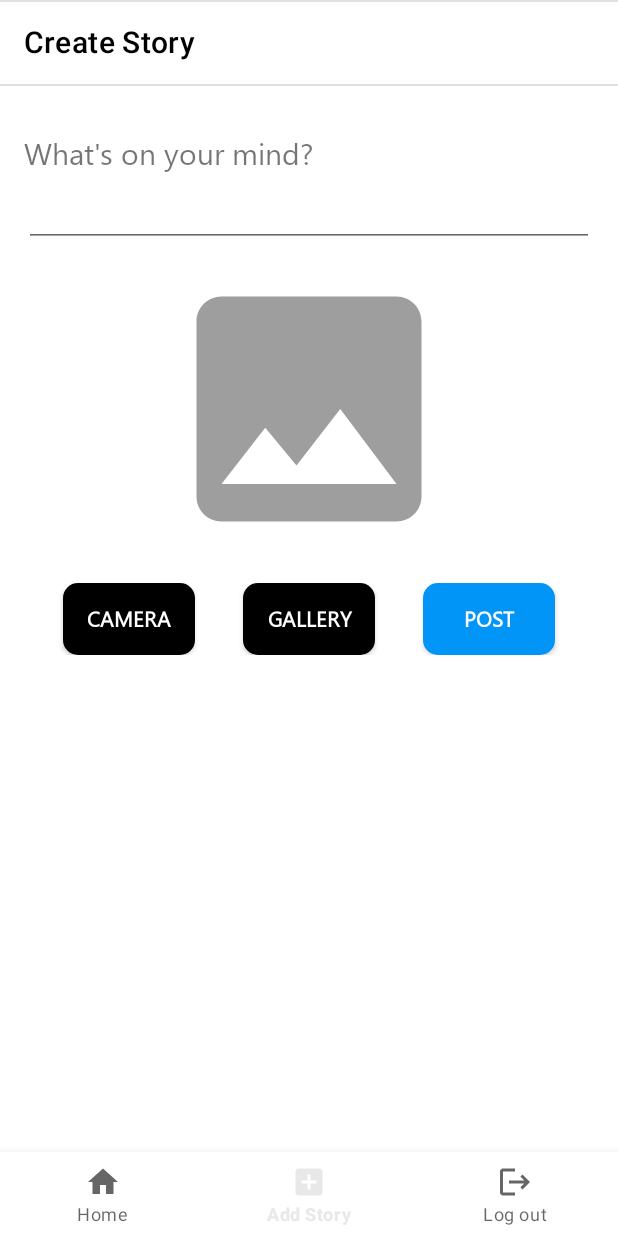
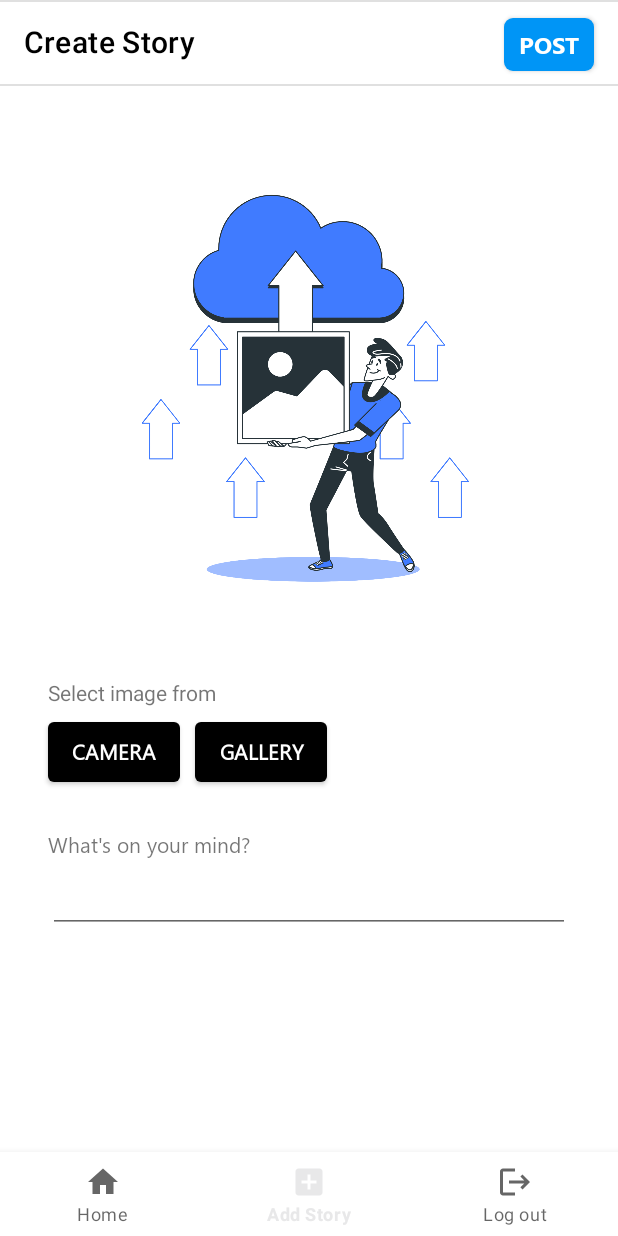
Before and after one commit to ryhn7/Tellso, an Android app: the CreateStoryFragment screen opened through its navigation route, on a phone screen of 412 x 824 dp. Run offline under Robolectric (Android 15) with nearby library versions, the phone set to English and light mode, and no system bars; our stand-ins replace Dagger/Hilt's generated code, navigation-ui; libraries missing offline, so code that uses them is left out: com.chuckerteam.chucker; pictures from the network do not load; 4 statements that could not run were skipped.

Commit message:
post story done and revamp ui create story

```diff
--- a/app/src/main/AndroidManifest.xml
+++ b/app/src/main/AndroidManifest.xml
@@ -4,7 +4,6 @@
 
     <uses-permission android:name="android.permission.INTERNET" />
     <uses-feature android:name="android.hardware.camera" />
-    <uses-permission android:name="android.permission.CAMERA" />
 
     <uses-permission android:name="android.permission.READ_EXTERNAL_STORAGE" />
     <uses-permission android:name="android.permission.WRITE_EXTERNAL_STORAGE"
--- a/app/src/main/java/com/example/tellso/data/StoryRepo.kt
+++ b/app/src/main/java/com/example/tellso/data/StoryRepo.kt
@@ -1,5 +1,6 @@
 package com.example.tellso.data
 
+import com.example.tellso.data.remote.response.FileUploadResponse
 import com.example.tellso.data.remote.response.StoriesResponse
 import com.example.tellso.data.remote.retrofit.ApiService
 import kotlinx.coroutines.flow.Flow
@@ -31,7 +32,7 @@ class StoryRepo @Inject constructor(
         token: String,
         file: MultipartBody.Part,
         description: RequestBody
-    ): Flow<Result<StoriesResponse>> = flow {
+    ): Flow<Result<FileUploadResponse>> = flow {
         try {
             val bearerToken = generateToken(token)
             val response = apiService.uploadStory(bearerToken, file, description)
--- a/app/src/main/java/com/example/tellso/data/remote/response/FileUploadResponse.kt
+++ b/app/src/main/java/com/example/tellso/data/remote/response/FileUploadResponse.kt
@@ -4,8 +4,8 @@ import com.google.gson.annotations.SerializedName
 
 data class FileUploadResponse(
     @field:SerializedName("error")
-    val error: Boolean,
+    val error: Boolean? = null,
 
     @field:SerializedName("message")
-    val message: String
+    val message: String? = null
 )
--- a/app/src/main/java/com/example/tellso/data/remote/retrofit/ApiService.kt
+++ b/app/src/main/java/com/example/tellso/data/remote/retrofit/ApiService.kt
@@ -1,5 +1,6 @@
 package com.example.tellso.data.remote.retrofit
 
+import com.example.tellso.data.remote.response.FileUploadResponse
 import com.example.tellso.data.remote.response.LoginResponse
 import com.example.tellso.data.remote.response.RegisterResponse
 import com.example.tellso.data.remote.response.StoriesResponse
@@ -36,6 +37,6 @@ interface ApiService {
     suspend fun uploadStory(
         @Header("Authorization") token: String,
         @Part file: MultipartBody.Part,
-        @Part("description") description: RequestBody,
-    ): StoriesResponse
+        @Part("description") description: RequestBody
+    ): FileUploadResponse
 }
--- a/app/src/main/java/com/example/tellso/ui/create/CreateStoryViewModel.kt
+++ b/app/src/main/java/com/example/tellso/ui/create/CreateStoryViewModel.kt
@@ -1,11 +1,9 @@
 package com.example.tellso.ui.create
 
-import androidx.lifecycle.LiveData
-import androidx.lifecycle.MutableLiveData
 import androidx.lifecycle.ViewModel
 import com.example.tellso.data.AuthRepo
 import com.example.tellso.data.StoryRepo
-import com.example.tellso.data.remote.response.StoriesResponse
+import com.example.tellso.data.remote.response.FileUploadResponse
 import dagger.hilt.android.lifecycle.HiltViewModel
 import kotlinx.coroutines.flow.Flow
 import okhttp3.MultipartBody
@@ -24,6 +22,6 @@ class CreateStoryViewModel @Inject constructor(
         token: String,
         file: MultipartBody.Part,
         description: RequestBody
-    ): Flow<Result<StoriesResponse>> =
+    ): Flow<Result<FileUploadResponse>> =
         storyRepo.uploadStory(token, file, description)
 }
--- a/app/src/main/java/com/example/tellso/ui/home/HomeFragment.kt
+++ b/app/src/main/java/com/example/tellso/ui/home/HomeFragment.kt
@@ -44,7 +44,7 @@ class HomeFragment : Fragment() {
         if (token.isEmpty()) {
             println("token is empty")
         } else {
-            println(token)
+            println("HomeFragment token: $token")
         }
 
         return binding.root
--- a/app/src/main/java/com/example/tellso/ui/main/MainActivity.kt
+++ b/app/src/main/java/com/example/tellso/ui/main/MainActivity.kt
@@ -8,7 +8,6 @@ import android.view.MenuItem
 import androidx.activity.viewModels
 import com.google.android.material.bottomnavigation.BottomNavigationView
 import androidx.appcompat.app.AppCompatActivity
-import androidx.navigation.findNavController
 import androidx.navigation.fragment.findNavController
 import androidx.navigation.ui.AppBarConfiguration
 import androidx.navigation.ui.setupActionBarWithNavController
--- a/app/src/main/res/drawable/ll_btn.xml
+++ b/app/src/main/res/drawable/post_btn.xml
@@ -3,10 +3,10 @@
     android:shape="rectangle">
 
     <corners
-        android:radius="10dp"
+        android:radius="6dp"
         />
     <solid
-        android:color="@color/black"
+        android:color="@color/blue"
         />
 
 </shape>
--- /dev/null
+++ b/app/src/main/res/drawable/source_img_btn.xml
@@ -0,0 +1,12 @@
+<?xml version="1.0" encoding="utf-8"?>
+<shape xmlns:android="http://schemas.android.com/apk/res/android"
+    android:shape="rectangle">
+
+    <corners
+        android:radius="4dp"
+        />
+    <solid
+        android:color="@color/black"
+        />
+
+</shape>
--- a/app/src/main/res/layout/fragment_create_story.xml
+++ b/app/src/main/res/layout/fragment_create_story.xml
@@ -15,6 +15,20 @@
         app:title="@string/create_story"
         app:titleTextColor="@color/black" />
 
+    <androidx.appcompat.widget.AppCompatButton
+        android:id="@+id/postButton"
+        android:layout_width="60dp"
+        android:layout_height="35dp"
+        android:layout_marginTop="12dp"
+        android:layout_marginEnd="16dp"
+        android:background="@drawable/post_btn"
+        android:fontFamily="@font/segoe_bold"
+        android:text="@string/post"
+        android:textColor="@color/white"
+        android:textSize="16sp"
+        app:layout_constraintEnd_toEndOf="parent"
+        app:layout_constraintTop_toTopOf="parent" />
+
     <com.google.android.material.divider.MaterialDivider
         android:layout_width="match_parent"
         android:layout_height="1dp"
@@ -30,104 +44,105 @@
 
         <androidx.constraintlayout.widget.ConstraintLayout
             android:layout_width="match_parent"
-            android:layout_height="wrap_content">
+            android:layout_height="wrap_content"
+            android:paddingBottom="32dp">
+
+            <ImageView
+                android:id="@+id/imageView"
+                android:layout_width="match_parent"
+                android:layout_height="wrap_content"
+                android:layout_marginHorizontal="32dp"
+                android:layout_marginTop="32dp"
+                android:adjustViewBounds="true"
+                android:contentDescription="@string/upload_image"
+                android:scaleType="fitCenter"
+                android:src="@drawable/upload_img"
+                app:layout_constraintEnd_toEndOf="parent"
+                app:layout_constraintStart_toStartOf="parent"
+                app:layout_constraintTop_toTopOf="parent" />
+
+            <TextView
+                android:id="@+id/textView"
+                android:layout_width="wrap_content"
+                android:layout_height="wrap_content"
+                android:layout_marginStart="32dp"
+                android:layout_marginTop="16dp"
+                android:text="@string/select_image"
+                app:layout_constraintStart_toStartOf="parent"
+                app:layout_constraintTop_toBottomOf="@+id/imageView" />
+
+            <androidx.appcompat.widget.AppCompatButton
+                android:id="@+id/cameraButton"
+                android:layout_width="wrap_content"
+                android:layout_height="40dp"
+                android:layout_marginTop="10dp"
+                android:background="@drawable/source_img_btn"
+                android:fontFamily="@font/segoe_regular"
+                android:text="@string/camera"
+                android:textColor="@color/white"
+                android:textStyle="bold"
+                app:layout_constraintStart_toStartOf="@+id/textView"
+                app:layout_constraintTop_toBottomOf="@+id/textView" />
+
+            <androidx.appcompat.widget.AppCompatButton
+                android:id="@+id/galerryButton"
+                android:layout_width="wrap_content"
+                android:layout_height="40dp"
+                android:layout_marginStart="10dp"
+                android:background="@drawable/source_img_btn"
+                android:fontFamily="@font/segoe_regular"
+                android:text="@string/gallery"
+                android:textColor="@color/white"
+                android:textStyle="bold"
+                app:layout_constraintBottom_toBottomOf="@+id/cameraButton"
+                app:layout_constraintStart_toEndOf="@+id/cameraButton"
+                app:layout_constraintTop_toTopOf="@+id/cameraButton" />
 
             <TextView
                 android:id="@+id/tv_description"
                 android:layout_width="wrap_content"
                 android:layout_height="wrap_content"
-                android:layout_marginStart="16dp"
                 android:layout_marginTop="32dp"
                 android:fontFamily="@font/segoe_regular"
+                android:labelFor="@id/et_description"
                 android:text="@string/desc"
-                android:textSize="20sp"
-                app:layout_constraintStart_toStartOf="parent"
-                app:layout_constraintTop_toTopOf="parent" />
+                app:layout_constraintStart_toStartOf="@+id/textView"
+                app:layout_constraintTop_toBottomOf="@+id/galerryButton" />
 
             <EditText
                 android:id="@+id/et_description"
                 android:layout_width="match_parent"
                 android:layout_height="wrap_content"
-                android:layout_marginHorizontal="16dp"
+                android:layout_marginHorizontal="32dp"
                 android:layout_marginTop="4dp"
                 android:importantForAutofill="no"
                 android:inputType="textMultiLine"
-                app:layout_constraintStart_toStartOf="parent"
+                app:layout_constraintEnd_toEndOf="parent"
+                app:layout_constraintStart_toStartOf="@+id/tv_description"
                 app:layout_constraintTop_toBottomOf="@+id/tv_description" />
-
-            <ImageView
-                android:id="@+id/previewImageView"
-                android:layout_width="0dp"
-                android:layout_height="200dp"
-                android:layout_margin="8dp"
-                app:layout_constraintEnd_toEndOf="parent"
-                app:layout_constraintStart_toStartOf="parent"
-                app:layout_constraintTop_toBottomOf="@+id/et_description"
-                app:srcCompat="@drawable/ic_image_24" />
-
-            <LinearLayout
-                android:id="@+id/ll_btn"
-                android:layout_width="wrap_content"
-                android:layout_height="wrap_content"
-                android:layout_marginTop="16dp"
-                app:layout_constraintEnd_toEndOf="parent"
-                app:layout_constraintStart_toStartOf="parent"
-                app:layout_constraintTop_toBottomOf="@+id/previewImageView">
-
-                <androidx.appcompat.widget.AppCompatButton
-                    android:id="@+id/cameraButton"
-                    android:layout_width="wrap_content"
-                    android:layout_height="wrap_content"
-                    android:layout_marginStart="16dp"
-                    android:layout_marginEnd="16dp"
-                    android:background="@drawable/ll_btn"
-                    android:fontFamily="@font/segoe_regular"
-                    android:text="@string/camera"
-                    android:textColor="@color/white"
-                    android:textStyle="bold" />
-
-                <androidx.appcompat.widget.AppCompatButton
-                    android:id="@+id/galerryButton"
-                    android:layout_width="wrap_content"
-                    android:layout_height="wrap_content"
-                    android:layout_marginStart="16dp"
-                    android:layout_marginEnd="16dp"
-                    android:background="@drawable/ll_btn"
-                    android:fontFamily="@font/segoe_regular"
-                    android:text="@string/gallery"
-                    android:textColor="@color/white"
-                    android:textStyle="bold" />
-
-                <androidx.appcompat.widget.AppCompatButton
-                    android:id="@+id/postButton"
-                    android:layout_width="wrap_content"
-                    android:layout_height="wrap_content"
-                    android:layout_marginStart="16dp"
-                    android:layout_marginEnd="16dp"
-                    android:background="@drawable/rounded_btn"
-                    android:fontFamily="@font/segoe_regular"
-                    android:text="@string/post"
-                    android:textColor="@color/white"
-                    android:textStyle="bold" />
-            </LinearLayout>
-
-            <androidx.appcompat.widget.AppCompatButton
-                android:layout_width="300dp"
-                android:layout_height="wrap_content"
-                android:layout_marginTop="50dp"
-                android:background="@android:color/transparent"
-                android:fontFamily="@font/segoe_regular"
-                android:text="@string/post"
-                android:textColor="@color/white"
-                android:textStyle="bold"
-                android:textSize="18sp"
-                app:layout_constraintTop_toBottomOf="@+id/ll_btn"
-                app:layout_constraintStart_toStartOf="parent"
-                app:layout_constraintEnd_toEndOf="parent"
-                />
-
 
         </androidx.constraintlayout.widget.ConstraintLayout>
 
     </androidx.core.widget.NestedScrollView>
+
+    <RelativeLayout
+        android:id="@+id/view_loading"
+        android:layout_width="0dp"
+        android:layout_height="0dp"
+        android:alpha="0"
+        android:background="@color/black_50"
+        app:layout_constraintBottom_toBottomOf="parent"
+        app:layout_constraintEnd_toEndOf="parent"
+        app:layout_constraintStart_toStartOf="parent"
+        app:layout_constraintTop_toTopOf="parent">
+
+        <ProgressBar
+            style="?android:attr/progressBarStyle"
+            android:layout_width="wrap_content"
+            android:layout_height="wrap_content"
+            android:layout_centerInParent="true"
+            android:indeterminateTint="@color/white" />
+
+    </RelativeLayout>
+
 </androidx.constraintlayout.widget.ConstraintLayout>
--- a/app/src/main/res/values/strings.xml
+++ b/app/src/main/res/values/strings.xml
@@ -32,4 +32,10 @@
     <string name="login_success">Login success</string>
     <string name="profile_user">profile_user</string>
     <string name="detail_toolbar_title">%s\'s story</string>
+    <string name="select_image">Select image from</string>
+    <string name="upload_image">upload image illustration</string>
+    <string name="empty_desc_error">Oops, this story is empty</string>
+    <string name="empty_img_error">Please select an image</string>
+    <string name="post_success">Your story has been posted</string>
+    <string name="post_failed">Your story failed to post</string>
 </resources>
```
Also changed, not shown: app/src/main/java/com/example/tellso/ui/create/CreateStoryFragment.kt (+136 -20 lines), app/src/main/java/com/example/tellso/utils/ImageUtils.kt (+0 -21 lines), app/src/main/res/drawable-v24/upload_img.png (added).
